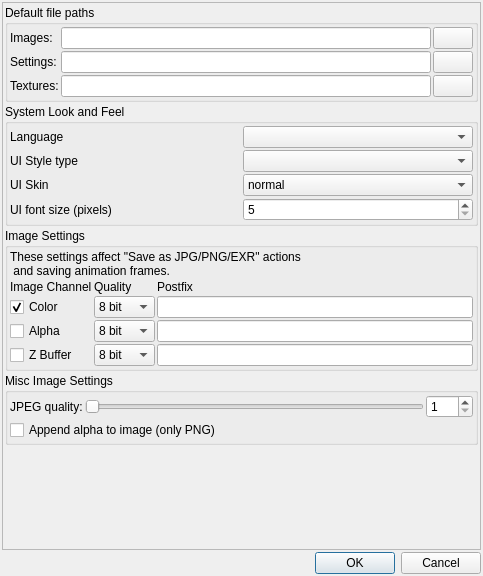
Qt form mandelbulber2/qt/preferencesdialog.ui (buddhi1980/mandelbulber2) before a commit.
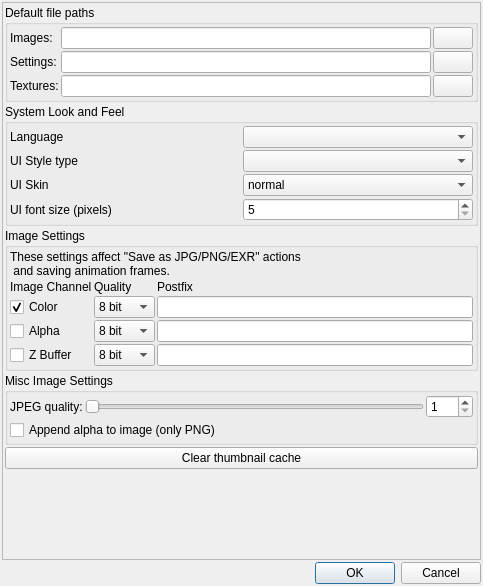
The same form after that commit. Icons and pictures are not drawn. Custom widgets are drawn as their Qt base class.

Commit message:
clear thumbnail cache in pref dialog
requests for confirmation and gives thumbnail count.
also changed regex matching in DeleteAllFilesFromDirectory to exact
matching,
before the requested wildcard string could have been only substring.

```diff
--- a/mandelbulber2/qt/preferencesdialog.ui
+++ b/mandelbulber2/qt/preferencesdialog.ui
@@ -7,7 +7,7 @@
     <x>0</x>
     <y>0</y>
     <width>483</width>
-    <height>576</height>
+    <height>586</height>
    </rect>
   </property>
   <property name="windowTitle">
@@ -40,7 +40,7 @@
         <x>0</x>
         <y>0</y>
         <width>477</width>
-        <height>545</height>
+        <height>555</height>
        </rect>
       </property>
       <layout class="QVBoxLayout" name="verticalLayout_2">
@@ -493,6 +493,13 @@
          </layout>
         </widget>
        </item>
+       <item>
+        <widget class="QPushButton" name="pushButton_clear_thumbnail_cache">
+         <property name="text">
+          <string>Clear thumbnail cache</string>
+         </property>
+        </widget>
+       </item>
        <item>
         <spacer name="verticalSpacer">
          <property name="orientation">
```
The commit also changes 5 other files.
